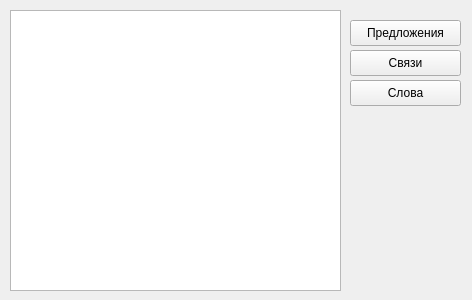
First picture: the form in uis/coll_table.ui, repository Holodome/ling, before the edit.
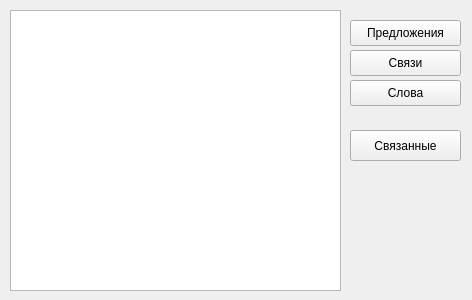
Second picture: the form after the edit.

Commit message: connected collocations view

Diff of the .ui file:
```diff
--- a/uis/coll_table.ui
+++ b/uis/coll_table.ui
@@ -62,6 +62,19 @@
     <string>Слова</string>
    </property>
   </widget>
+  <widget class="QPushButton" name="connected_btn">
+   <property name="geometry">
+    <rect>
+     <x>350</x>
+     <y>130</y>
+     <width>111</width>
+     <height>31</height>
+    </rect>
+   </property>
+   <property name="text">
+    <string>Связанные</string>
+   </property>
+  </widget>
  </widget>
  <resources/>
  <connections/>
```
The commit also changes 4 other files.
